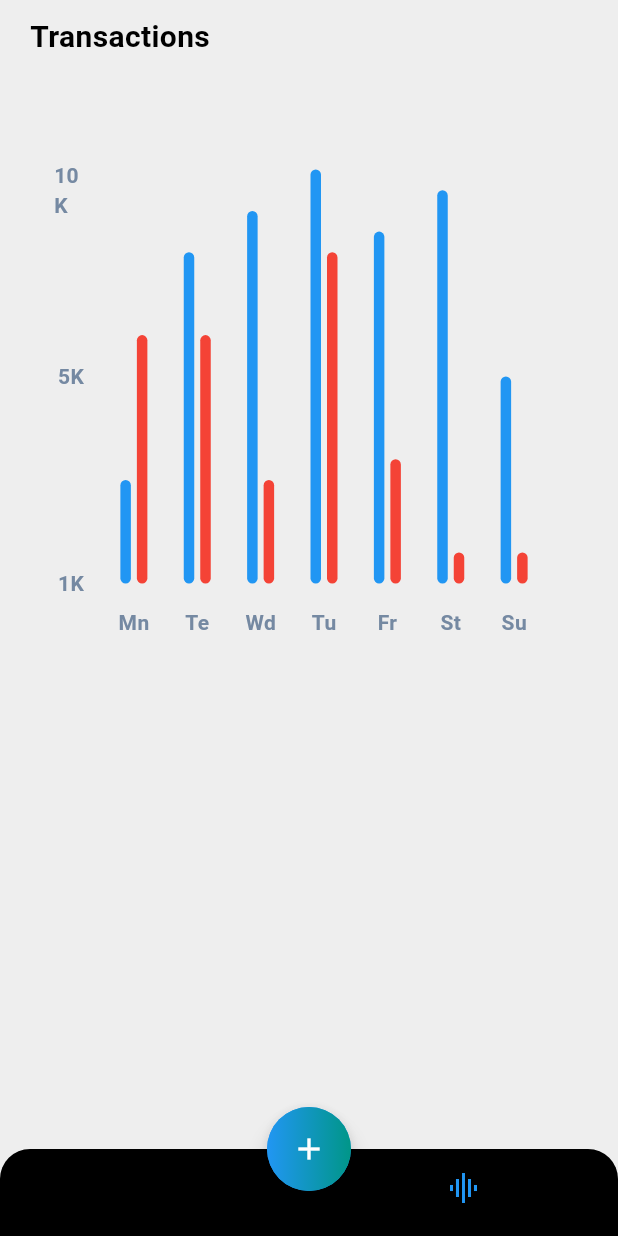
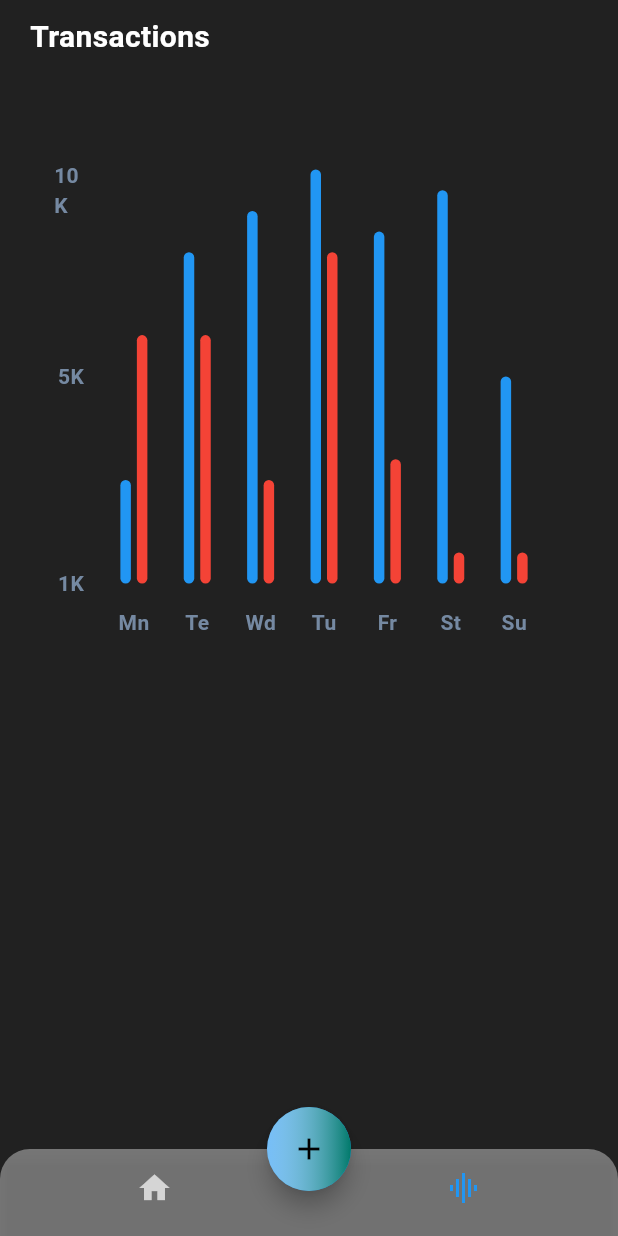
Before and after one commit to osamamahmoud3/Expenses_tracker_app, a Flutter app: the screen it shows after launch, item 2 of the bottom bar chosen, on a phone screen of 412 x 824 dp. Run offline on Flutter 3.47's test engine with Material 3 defaults, Android fonts, the phone set to English and light mode, and no system bars; drawn by our look-alikes of fl_chart; our stand-ins replace bloc, cloud_firestore, firebase_core, flutter_bloc, font_awesome_flutter, percent_indicator; accounts and stored records are empty.

Commit message:
screen shots

```diff
--- a/lib/flose_app.dart
+++ b/lib/flose_app.dart
@@ -12,7 +12,7 @@ class FloseApp extends StatelessWidget {
   Widget build(BuildContext context) {
     return MaterialApp(
         debugShowCheckedModeBanner: false,
-        theme: AppTheme.lightTheme,
+        theme: AppTheme.darkTheme,
         home: BlocProvider(
           create: (context) => FolseCubit(FirebaseExpensesRepo())
             ..getExpenses()
```
Also changed, not shown: app_images/Screenshot_1721391330.png (added), app_images/Screenshot_1721391340.png (added), app_images/Screenshot_1721391350.png (added), app_images/Screenshot_1721391358.png (added), app_images/Screenshot_1721391398.png (added), app_images/Screenshot_1721391403.png (added).
